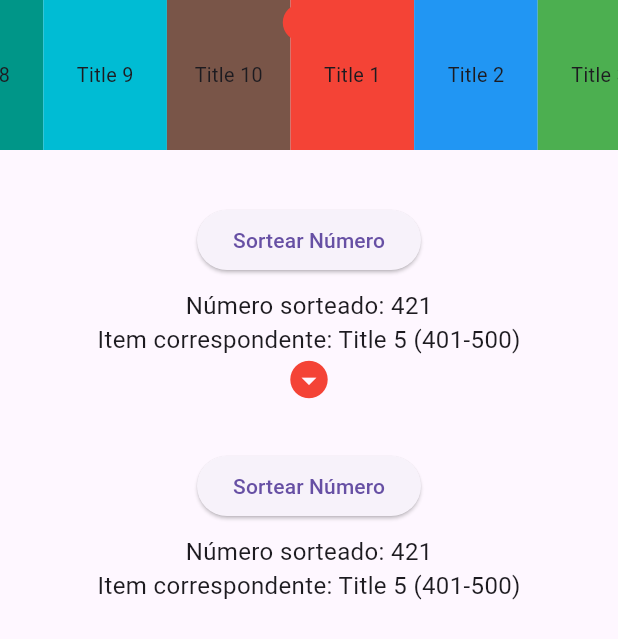
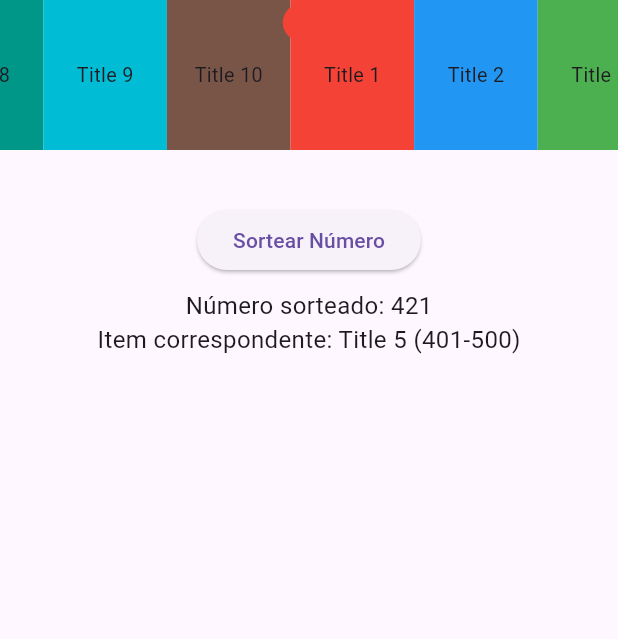
Before and after one commit to joaoconstancio1/genie_luck, a Flutter app: the screen it shows after launch, after a tap on "Sortear Número", on a phone screen of 412 x 824 dp. Shown: the top 639 px of the screen. Run offline on Flutter 3.47's test engine with Material 3 defaults, Android fonts, the phone set to English and light mode, and no system bars.

Commit message:
Remove number drawing UI elements from GenieSlider

```diff
--- a/lib/genie_slider.dart
+++ b/lib/genie_slider.dart
@@ -207,54 +207,6 @@ class _GenieSliderState extends State<GenieSlider> {
                       ],
                     ),
                   ),
-                Positioned(
-                  top: 0,
-                  left: MediaQuery.of(context).size.width / 2 - 20,
-                  child: const Icon(
-                    Icons.arrow_drop_down_circle_sharp,
-                    color: Colors.red,
-                    size: 30,
-                  ),
-                ),
-              ],
-            ),
-          ),
-          Padding(
-            padding: const EdgeInsets.all(16.0),
-            child: Column(
-              children: [
-                ElevatedButton(
-                  onPressed: () async {
-                    setState(() {
-                      randomNumber = Random().nextInt(1000) + 1;
-                      selectedItem = sliderItems.firstWhere(
-                        (item) =>
-                            randomNumber! >= item.minRange! &&
-                            randomNumber! <= item.maxRange!,
-                        orElse: () => sliderItems.first,
-                      );
-                    });
-                    await _animateToItem(selectedItem!.index!);
-                  },
-                  child: const Text('Sortear Número'),
-                ),
-                if (randomNumber != null)
-                  Padding(
-                    padding: const EdgeInsets.only(top: 8.0),
-                    child: Column(
-                      children: [
-                        Text(
-                          'Número sorteado: $randomNumber',
-                          style: const TextStyle(fontSize: 16),
-                        ),
-                        Text(
-                          'Item correspondente: ${selectedItem!.title} '
-                          '(${selectedItem!.minRange}-${selectedItem!.maxRange})',
-                          style: const TextStyle(fontSize: 16),
-                        ),
-                      ],
-                    ),
-                  ),
               ],
             ),
           ),
```
